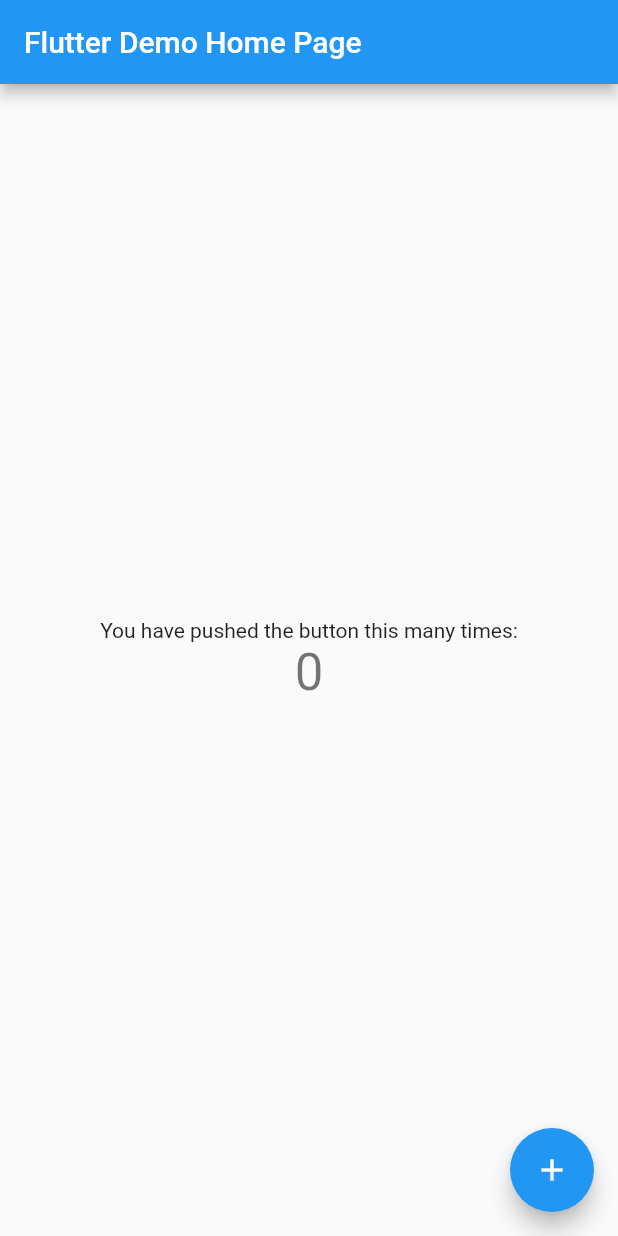
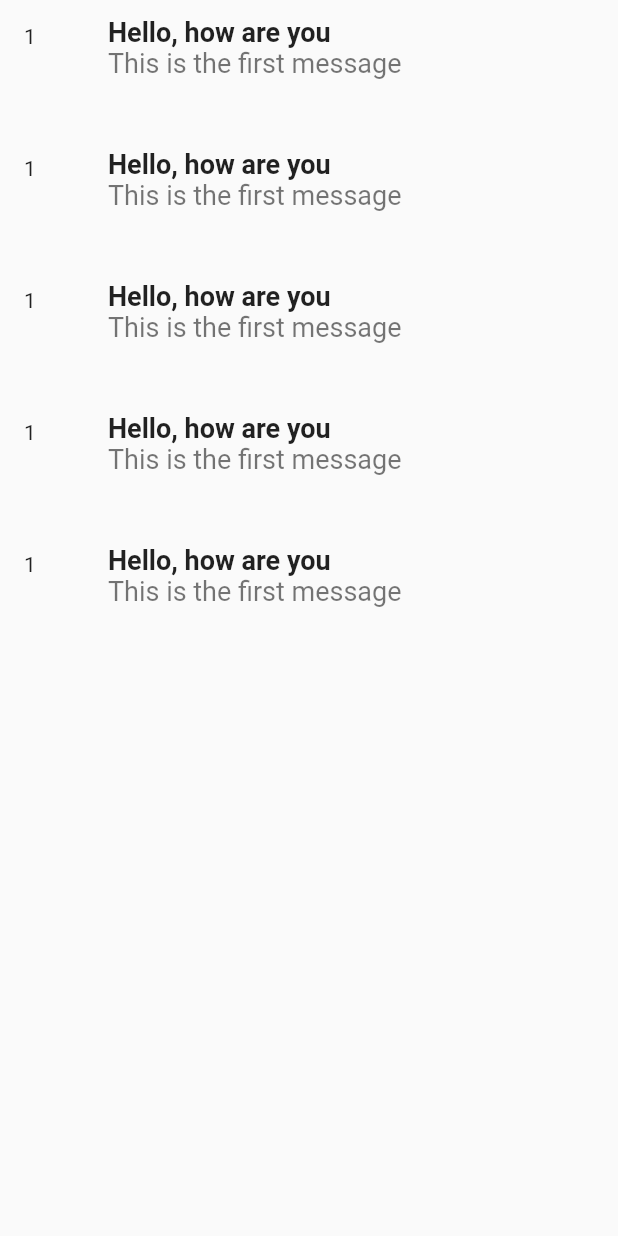
Before and after one commit to ducyb782001/FoodAppFlutter, a Flutter app: the screen it shows after launch, on a phone screen of 412 x 824 dp. Run offline on Flutter 3.47's test engine with Material 2 defaults, Android fonts, the phone set to English and light mode, and no system bars; our stand-ins replace flutter_bloc.

```diff
--- /dev/null
+++ b/infinite_list_app/lib/infinite_list.dart
@@ -0,0 +1,30 @@
+import 'package:flutter/material.dart';
+import 'package:infinite_list_app/services/services.dart';
+
+class InfiniteList extends StatelessWidget {
+  @override
+  Widget build(BuildContext context) {
+    // getCommentsFromAPi();
+    return Scaffold(
+      body: SafeArea(
+        child: ListView.builder(
+          itemBuilder: (BuildContext buildContext, int index) {
+            return ListTile(
+              leading: Text('1'),
+              title: Text(
+                'Hello, how are you',
+                style: TextStyle(fontSize: 18, fontWeight: FontWeight.bold),
+              ),
+              isThreeLine: true,
+              subtitle: Text(
+                'This is the first message',
+                style: TextStyle(fontSize: 18),
+              ),
+            );
+          },
+          itemCount: 5,
+        ),
+      ),
+    );
+  }
+}
--- a/infinite_list_app/lib/main.dart
+++ b/infinite_list_app/lib/main.dart
@@ -1,115 +1,16 @@
 import 'package:flutter/material.dart';
+import 'package:infinite_list_app/infinite_list.dart';
 
 void main() {
-  runApp(const MyApp());
+  runApp(MyApp());
 }
 
 class MyApp extends StatelessWidget {
-  const MyApp({Key? key}) : super(key: key);
-
-  // This widget is the root of your application.
   @override
   Widget build(BuildContext context) {
     return MaterialApp(
       title: 'Flutter Demo',
-      theme: ThemeData(
-        // This is the theme of your application.
-        //
-        // Try running your application with "flutter run". You'll see the
-        // application has a blue toolbar. Then, without quitting the app, try
-        // changing the primarySwatch below to Colors.green and then invoke
-        // "hot reload" (press "r" in the console where you ran "flutter run",
-        // or simply save your changes to "hot reload" in a Flutter IDE).
-        // Notice that the counter didn't reset back to zero; the application
-        // is not restarted.
-        primarySwatch: Colors.blue,
-      ),
-      home: const MyHomePage(title: 'Flutter Demo Home Page'),
+      home: InfiniteList(),
     );
   }
 }
-
-class MyHomePage extends StatefulWidget {
-  const MyHomePage({Key? key, required this.title}) : super(key: key);
-
-  // This widget is the home page of your application. It is stateful, meaning
-  // that it has a State object (defined below) that contains fields that affect
-  // how it looks.
-
-  // This class is the configuration for the state. It holds the values (in this
-  // case the title) provided by the parent (in this case the App widget) and
-  // used by the build method of the State. Fields in a Widget subclass are
-  // always marked "final".
-
-  final String title;
-
-  @override
-  State<MyHomePage> createState() => _MyHomePageState();
-}
-
-class _MyHomePageState extends State<MyHomePage> {
-  int _counter = 0;
-
-  void _incrementCounter() {
-    setState(() {
-      // This call to setState tells the Flutter framework that something has
-      // changed in this State, which causes it to rerun the build method below
-      // so that the display can reflect the updated values. If we changed
-      // _counter without calling setState(), then the build method would not be
-      // called again, and so nothing would appear to happen.
-      _counter++;
-    });
-  }
-
-  @override
-  Widget build(BuildContext context) {
-    // This method is rerun every time setState is called, for instance as done
-    // by the _incrementCounter method above.
-    //
-    // The Flutter framework has been optimized to make rerunning build methods
-    // fast, so that you can just rebuild anything that needs updating rather
-    // than having to individually change instances of widgets.
-    return Scaffold(
-      appBar: AppBar(
-        // Here we take the value from the MyHomePage object that was created by
-        // the App.build method, and use it to set our appbar title.
-        title: Text(widget.title),
-      ),
-      body: Center(
-        // Center is a layout widget. It takes a single child and positions it
-        // in the middle of the parent.
-        child: Column(
-          // Column is also a layout widget. It takes a list of children and
-          // arranges them vertically. By default, it sizes itself to fit its
-          // children horizontally, and tries to be as tall as its parent.
-          //
-          // Invoke "debug painting" (press "p" in the console, choose the
-          // "Toggle Debug Paint" action from the Flutter Inspector in Android
-          // Studio, or the "Toggle Debug Paint" command in Visual Studio Code)
-          // to see the wireframe for each widget.
-          //
-          // Column has various properties to control how it sizes itself and
-          // how it positions its children. Here we use mainAxisAlignment to
-          // center the children vertically; the main axis here is the vertical
-          // axis because Columns are vertical (the cross axis would be
-          // horizontal).
-          mainAxisAlignment: MainAxisAlignment.center,
-          children: <Widget>[
-            const Text(
-              'You have pushed the button this many times:',
-            ),
-            Text(
-              '$_counter',
-              style: Theme.of(context).textTheme.headline4,
-            ),
-          ],
-        ),
-      ),
-      floatingActionButton: FloatingActionButton(
-        onPressed: _incrementCounter,
-        tooltip: 'Increment',
-        child: const Icon(Icons.add),
-      ), // This trailing comma makes auto-formatting nicer for build methods.
-    );
-  }
-}
--- a/infinite_list_app/pubspec.yaml
+++ b/infinite_list_app/pubspec.yaml
@@ -34,6 +34,7 @@ dependencies:
   # The following adds the Cupertino Icons font to your application.
   # Use with the CupertinoIcons class for iOS style icons.
   cupertino_icons: ^1.0.2
+  http: ^0.12.1
 
 dev_dependencies:
   flutter_test:
```
Also changed, not shown: infinite_list_app/lib/models/comment.dart (added, +7 -0 lines), infinite_list_app/lib/services/services.dart (added, +24 -0 lines), infinite_list_app/pubspec.lock.
